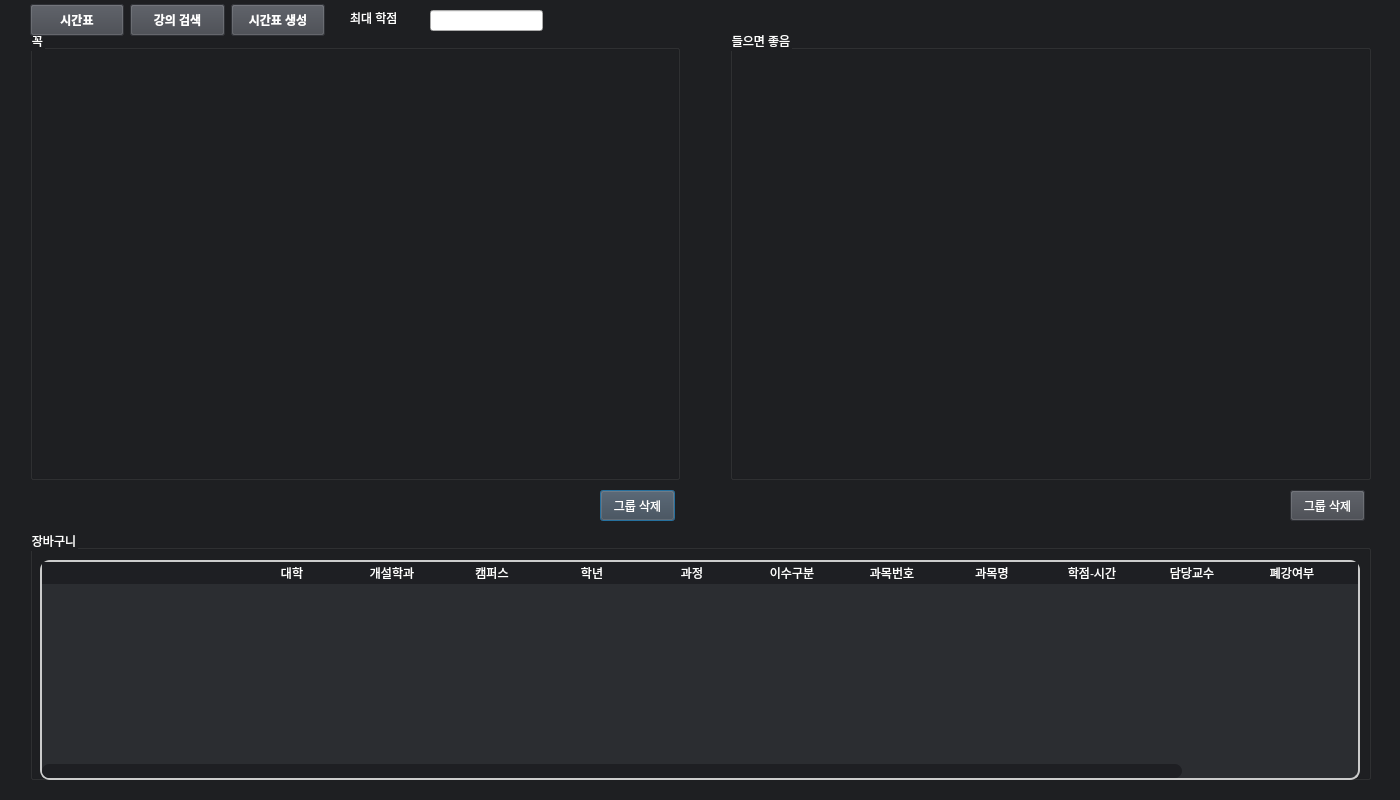
Before: the Qt Designer form magic.ui in rocknroll17/Lecture-Scheduler, drawn with Qt 5.
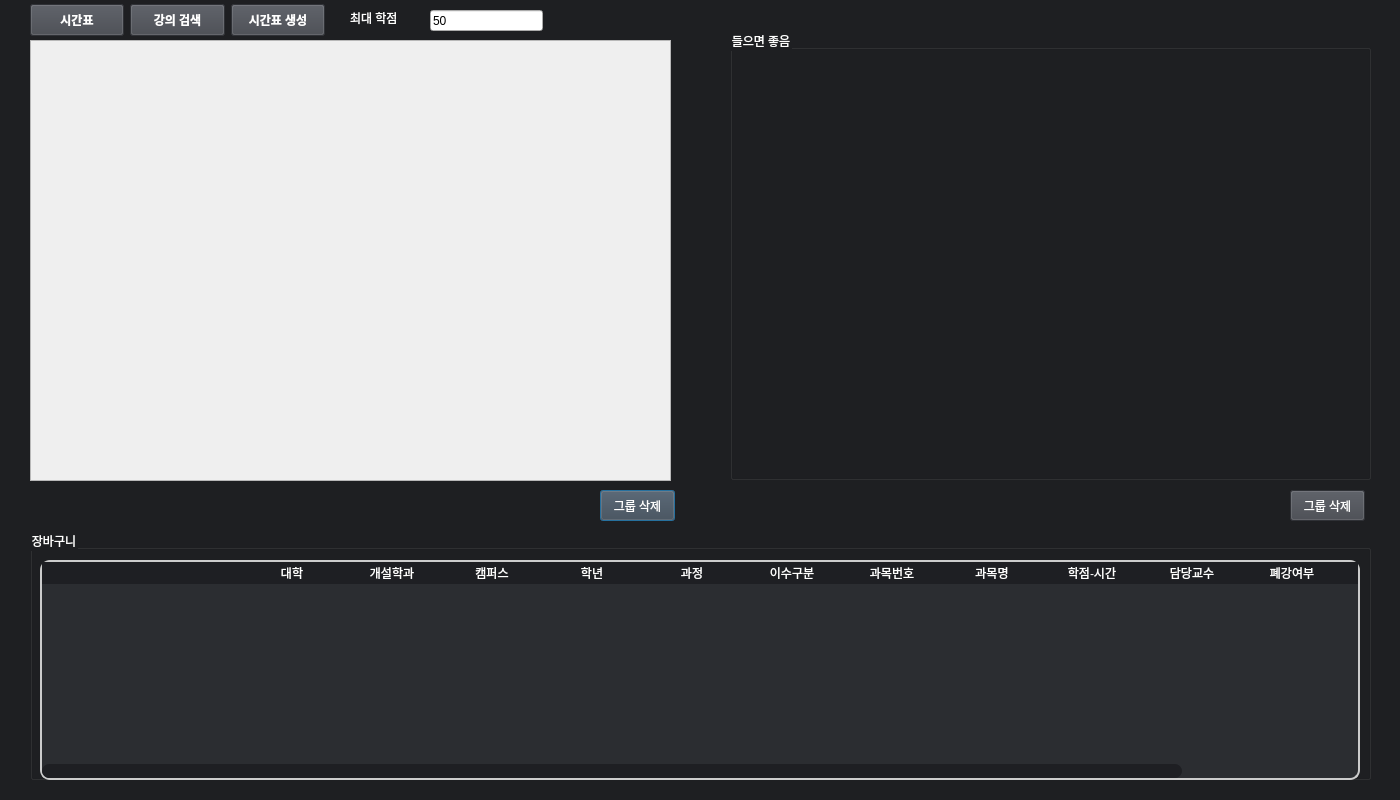
After: the same form once the commit is applied.

Diff of the .ui file:
```diff
--- a/magic.ui
+++ b/magic.ui
@@ -381,43 +381,6 @@
     </column>
    </widget>
   </widget>
-  <widget class="QGroupBox" name="groupMust">
-   <property name="geometry">
-    <rect>
-     <x>30</x>
-     <y>30</y>
-     <width>650</width>
-     <height>450</height>
-    </rect>
-   </property>
-   <property name="sizePolicy">
-    <sizepolicy hsizetype="Fixed" vsizetype="Fixed">
-     <horstretch>0</horstretch>
-     <verstretch>0</verstretch>
-    </sizepolicy>
-   </property>
-   <property name="minimumSize">
-    <size>
-     <width>0</width>
-     <height>450</height>
-    </size>
-   </property>
-   <property name="maximumSize">
-    <size>
-     <width>650</width>
-     <height>500</height>
-    </size>
-   </property>
-   <property name="acceptDrops">
-    <bool>false</bool>
-   </property>
-   <property name="layoutDirection">
-    <enum>Qt::LeftToRight</enum>
-   </property>
-   <property name="title">
-    <string>꼭</string>
-   </property>
-  </widget>
   <widget class="QGroupBox" name="groupPrefer">
    <property name="geometry">
     <rect>
@@ -654,6 +617,32 @@
      <height>21</height>
     </rect>
    </property>
+   <property name="text">
+    <string>50</string>
+   </property>
+  </widget>
+  <widget class="QScrollArea" name="groupMust">
+   <property name="geometry">
+    <rect>
+     <x>30</x>
+     <y>40</y>
+     <width>641</width>
+     <height>441</height>
+    </rect>
+   </property>
+   <property name="widgetResizable">
+    <bool>true</bool>
+   </property>
+   <widget class="QWidget" name="scrollAreaWidgetContents">
+    <property name="geometry">
+     <rect>
+      <x>0</x>
+      <y>0</y>
+      <width>639</width>
+      <height>439</height>
+     </rect>
+    </property>
+   </widget>
   </widget>
  </widget>
  <resources/>
```
